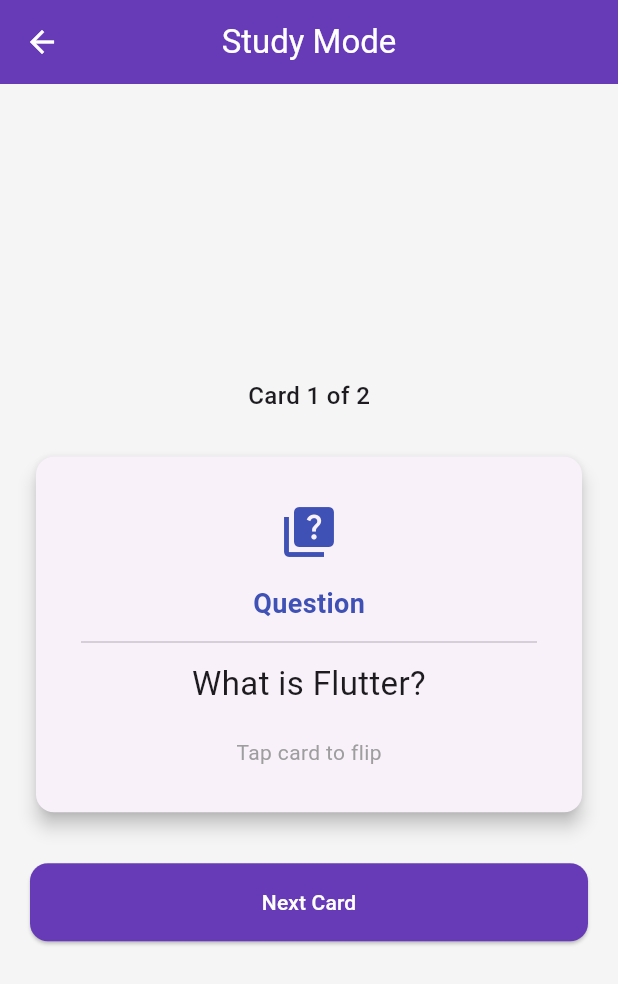
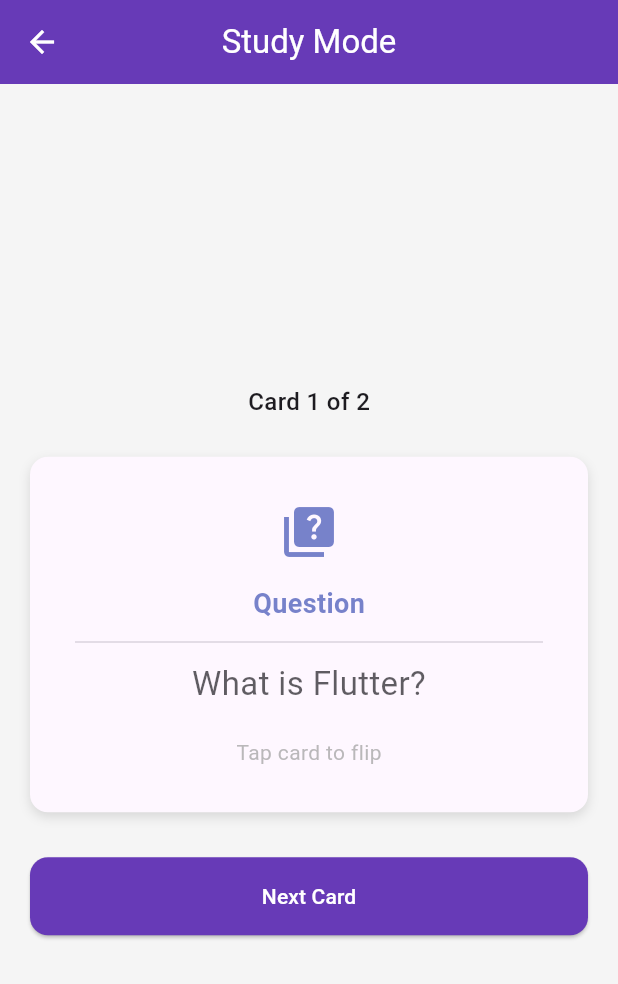
Before and after one commit to snehitha-coder/Study-Card-app, a Flutter app: the StudyPage screen opened by its route, on a phone screen of 412 x 824 dp. Shown: the top 984 px of the screen. Run offline on Flutter 3.47's test engine with Material 3 defaults, Android fonts, the phone set to English and light mode, and no system bars.

Commit message:
Add implicit UI animations

```diff
--- a/lib/study_page.dart
+++ b/lib/study_page.dart
@@ -141,11 +141,30 @@ class _StudyPageState extends State<StudyPage>
                     scale: _scaleAnimation,
                     child: GestureDetector(
                       onTap: flipCard,
-                      child: Card(
-                        elevation: 5,
-                        child: Container(
-                          width: double.infinity,
-                          padding: const EdgeInsets.all(30),
+                      child: AnimatedContainer(
+                        duration: const Duration(milliseconds: 400),
+                        curve: Curves.easeInOut,
+                        decoration: BoxDecoration(
+                          color: showAnswer
+                              ? Colors.deepPurple.shade100
+                              : Theme.of(context).cardTheme.color ??
+                                  Theme.of(context).colorScheme.surface,
+                          borderRadius: BorderRadius.circular(
+                            showAnswer ? 25 : 12,
+                          ),
+                          boxShadow: const [
+                            BoxShadow(
+                              color: Colors.black12,
+                              blurRadius: 6,
+                              offset: Offset(0, 3),
+                            ),
+                          ],
+                        ),
+                        padding: const EdgeInsets.all(30),
+                        width: double.infinity,
+                        child: AnimatedOpacity(
+                          opacity: showAnswer ? 1.0 : 0.7,
+                          duration: const Duration(milliseconds: 300),
                           child: Column(
                             children: [
                               Icon(
```
